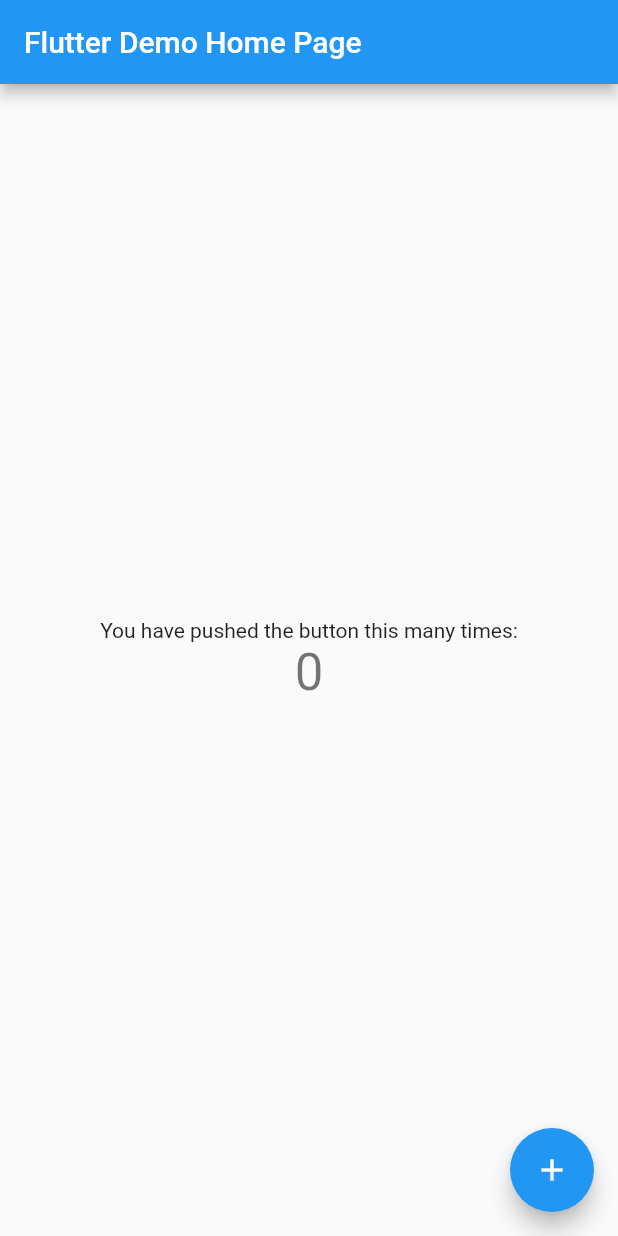
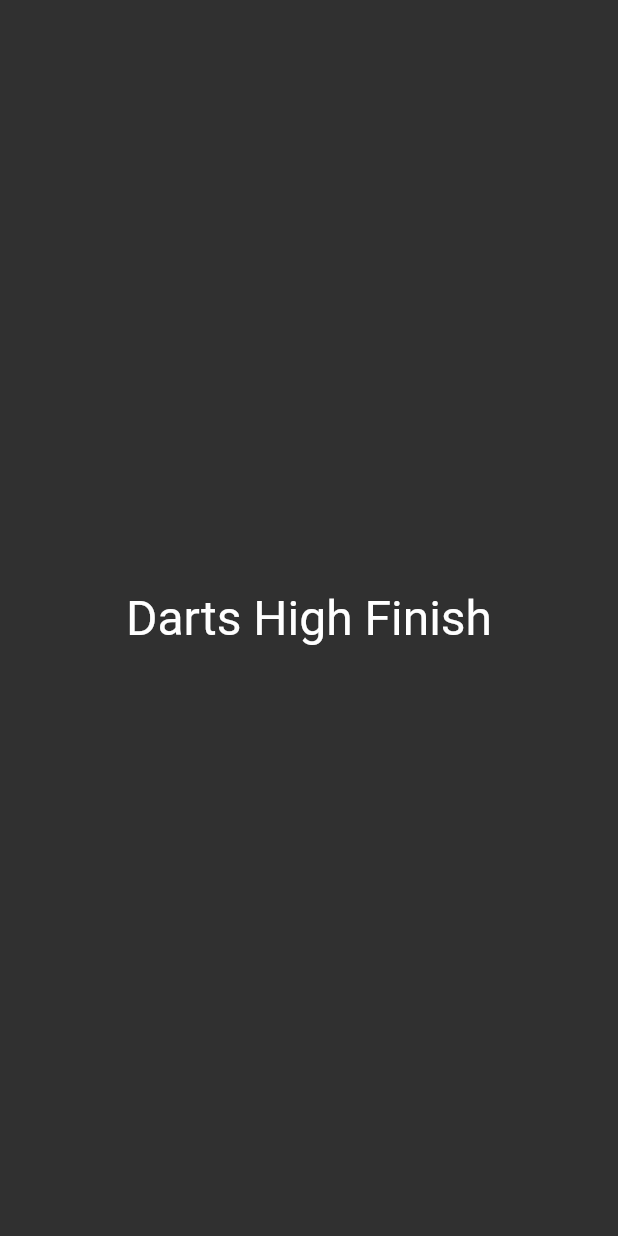
Before and after one commit to JHanuja/darts_high_finish_v2, a Flutter app: the first screen one second after launch, on a phone screen of 412 x 824 dp. Run offline on Flutter 3.47's test engine with Material 2 defaults, Android fonts, the phone set to English and light mode, and no system bars; our stand-ins replace bloc, equatable, flutter_bloc; Roboto replaces fonts that are missing (DoHyeon).

Commit message:
splash_view implemented and tested

```diff
--- a/lib/main.dart
+++ b/lib/main.dart
@@ -1,3 +1,4 @@
+import 'package:darts_high_finish_v2/splash/view/splash_view.dart';
 import 'package:flutter/material.dart';
 
 void main() {
@@ -9,105 +10,8 @@
   @override
   Widget build(BuildContext context) {
     return MaterialApp(
-      title: 'Flutter Demo',
-      theme: ThemeData(
-        // This is the theme of your application.
-        //
-        // Try running your application with "flutter run". You'll see the
-        // application has a blue toolbar. Then, without quitting the app, try
-        // changing the primarySwatch below to Colors.green and then invoke
-        // "hot reload" (press "r" in the console where you ran "flutter run",
-        // or simply save your changes to "hot reload" in a Flutter IDE).
-        // Notice that the counter didn't reset back to zero; the application
-        // is not restarted.
-        primarySwatch: Colors.blue,
-      ),
-      home: MyHomePage(title: 'Flutter Demo Home Page'),
+      theme: ThemeData(brightness: Brightness.dark, fontFamily: 'DoHyeon'),
+      home: SplashView(),
     );
   }
 }
-
-class MyHomePage extends StatefulWidget {
-  MyHomePage({Key? key, required this.title}) : super(key: key);
-
-  // This widget is the home page of your application. It is stateful, meaning
-  // that it has a State object (defined below) that contains fields that affect
-  // how it looks.
-
-  // This class is the configuration for the state. It holds the values (in this
-  // case the title) provided by the parent (in this case the App widget) and
-  // used by the build method of the State. Fields in a Widget subclass are
-  // always marked "final".
-
-  final String title;
-
-  @override
-  _MyHomePageState createState() => _MyHomePageState();
-}
-
-class _MyHomePageState extends State<MyHomePage> {
-  int _counter = 0;
-
-  void _incrementCounter() {
-    setState(() {
-      // This call to setState tells the Flutter framework that something has
-      // changed in this State, which causes it to rerun the build method below
-      // so that the display can reflect the updated values. If we changed
-      // _counter without calling setState(), then the build method would not be
-      // called again, and so nothing would appear to happen.
-      _counter++;
-    });
-  }
-
-  @override
-  Widget build(BuildContext context) {
-    // This method is rerun every time setState is called, for instance as done
-    // by the _incrementCounter method above.
-    //
-    // The Flutter framework has been optimized to make rerunning build methods
-    // fast, so that you can just rebuild anything that needs updating rather
-    // than having to individually change instances of widgets.
-    return Scaffold(
-      appBar: AppBar(
-        // Here we take the value from the MyHomePage object that was created by
-        // the App.build method, and use it to set our appbar title.
-        title: Text(widget.title),
-      ),
-      body: Center(
-        // Center is a layout widget. It takes a single child and positions it
-        // in the middle of the parent.
-        child: Column(
-          // Column is also a layout widget. It takes a list of children and
-          // arranges them vertically. By default, it sizes itself to fit its
-          // children horizontally, and tries to be as tall as its parent.
-          //
-          // Invoke "debug painting" (press "p" in the console, choose the
-          // "Toggle Debug Paint" action from the Flutter Inspector in Android
-          // Studio, or the "Toggle Debug Paint" command in Visual Studio Code)
-          // to see the wireframe for each widget.
-          //
-          // Column has various properties to control how it sizes itself and
-          // how it positions its children. Here we use mainAxisAlignment to
-          // center the children vertically; the main axis here is the vertical
-          // axis because Columns are vertical (the cross axis would be
-          // horizontal).
-          mainAxisAlignment: MainAxisAlignment.center,
-          children: <Widget>[
-            Text(
-              'You have pushed the button this many times:',
-            ),
-            Text(
-              '$_counter',
-              style: Theme.of(context).textTheme.headline4,
-            ),
-          ],
-        ),
-      ),
-      floatingActionButton: FloatingActionButton(
-        onPressed: _incrementCounter,
-        tooltip: 'Increment',
-        child: Icon(Icons.add),
-      ), // This trailing comma makes auto-formatting nicer for build methods.
-    );
-  }
-}
--- /dev/null
+++ b/lib/splash/view/splash_view.dart
@@ -0,0 +1,52 @@
+import 'package:darts_high_finish_v2/doubles/view/doubles_view.dart';
+import 'package:darts_high_finish_v2/splash/cubit/splash_cubit.dart';
+import 'package:flutter/material.dart';
+import 'package:flutter_bloc/flutter_bloc.dart';
+
+class SplashView extends StatefulWidget {
+  @override
+  _SplashViewState createState() => _SplashViewState();
+}
+
+class _SplashViewState extends State<SplashView> {
+  late SplashCubit _splashCubit;
+
+  @override
+  void initState() {
+    _splashCubit = SplashCubit();
+    _splashCubit.startTimer();
+    super.initState();
+  }
+
+  @override
+  void dispose() {
+    _splashCubit.close();
+    super.dispose();
+  }
+
+  @override
+  Widget build(BuildContext context) {
+    return Scaffold(
+      body: BlocListener(
+        child: Center(
+          child: Text(
+            'Darts High Finish',
+            style: TextStyle(fontSize: 32.0),
+          ),
+        ),
+        bloc: _splashCubit,
+        listener: (BuildContext context, SplashState state) {
+          if (state is SplashFinished) {
+            Navigator.of(context).pushReplacement(
+              MaterialPageRoute(
+                builder: (context) {
+                  return DoublesView();
+                },
+              ),
+            );
+          }
+        },
+      ),
+    );
+  }
+}
--- a/pubspec.yaml
+++ b/pubspec.yaml
@@ -50,6 +50,11 @@
   # the material Icons class.
   uses-material-design: true
 
+  fonts:
+    - family: Nunito
+      fonts:
+       - asset: assets/fonts/Nunito-Regular.ttf
+
   # To add assets to your application, add an assets section, like this:
   # assets:
   #   - images/a_dot_burr.jpeg
```
Also changed, not shown: lib/doubles/view/doubles_view.dart (added, +8 -0 lines), lib/splash/cubit/splash_cubit.dart (+10 -1 lines), assets/fonts/Nunito-Regular.ttf (added), 1 other file.
